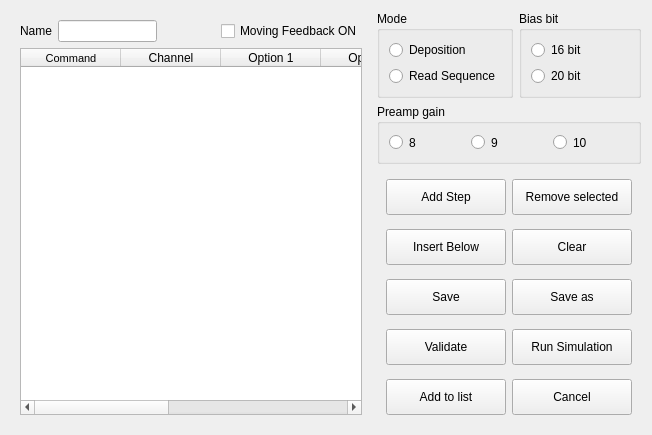
Before: the Qt Designer form pyqt5 STM software/ui/SequenceEditor.ui in freestylexyz/STM-pyqt5-software, drawn with Qt 5.
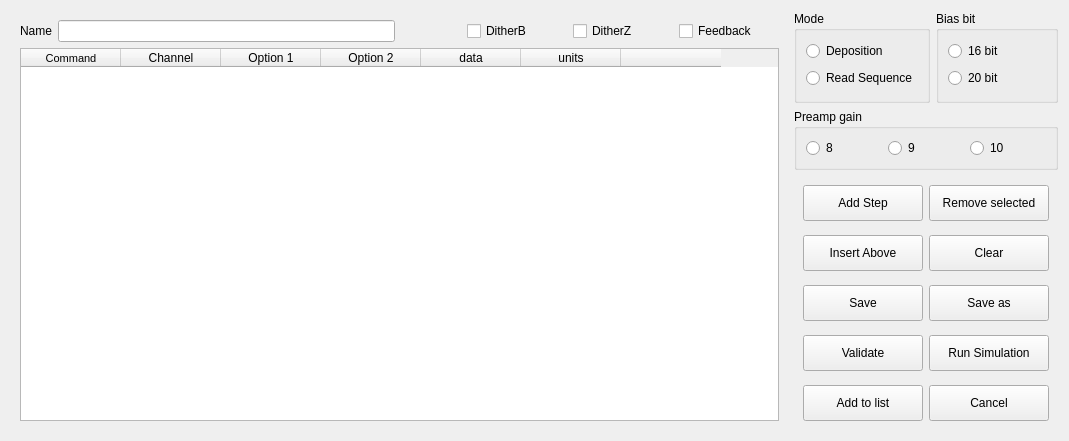
After: the same form once the commit is applied.

Diff of the .ui file:
```diff
--- a/pyqt5 STM software/ui/SequenceEditor.ui
+++ b/pyqt5 STM software/ui/SequenceEditor.ui
@@ -6,8 +6,8 @@
    <rect>
     <x>0</x>
     <y>0</y>
-    <width>648</width>
-    <height>430</height>
+    <width>1069</width>
+    <height>441</height>
    </rect>
   </property>
   <property name="windowTitle">
@@ -126,7 +126,7 @@
          </size>
         </property>
         <property name="text">
-         <string>Insert Below</string>
+         <string>Insert Above</string>
         </property>
        </widget>
       </item>
@@ -262,40 +262,7 @@
       </size>
      </property>
      <layout class="QGridLayout" name="gridLayout_5">
-      <item row="0" column="2">
-       <spacer name="horizontalSpacer">
-        <property name="orientation">
-         <enum>Qt::Horizontal</enum>
-        </property>
-        <property name="sizeType">
-         <enum>QSizePolicy::Maximum</enum>
-        </property>
-        <property name="sizeHint" stdset="0">
-         <size>
-          <width>60</width>
-          <height>20</height>
-         </size>
-        </property>
-       </spacer>
-      </item>
-      <item row="0" column="0">
-       <widget class="QLabel" name="label">
-        <property name="text">
-         <string>Name</string>
-        </property>
-       </widget>
-      </item>
-      <item row="0" column="1">
-       <widget class="QLineEdit" name="lineEdit_Name_SeqEditor"/>
-      </item>
-      <item row="0" column="3">
-       <widget class="QCheckBox" name="checkBox_FeedbackON__SeqEditor">
-        <property name="text">
-         <string>Moving Feedback ON</string>
-        </property>
-       </widget>
-      </item>
-      <item row="1" column="0" colspan="4">
+      <item row="1" column="0" colspan="6">
        <widget class="QTableWidget" name="table_Content_SeqEditor">
         <property name="columnCount">
          <number>7</number>
@@ -360,6 +327,71 @@
         </column>
        </widget>
       </item>
+      <item row="0" column="0">
+       <widget class="QLabel" name="label">
+        <property name="text">
+         <string>Name</string>
+        </property>
+       </widget>
+      </item>
+      <item row="0" column="2">
+       <spacer name="horizontalSpacer">
+        <property name="orientation">
+         <enum>Qt::Horizontal</enum>
+        </property>
+        <property name="sizeType">
+         <enum>QSizePolicy::Maximum</enum>
+        </property>
+        <property name="sizeHint" stdset="0">
+         <size>
+          <width>60</width>
+          <height>20</height>
+         </size>
+        </property>
+       </spacer>
+      </item>
+      <item row="0" column="3">
+       <widget class="QCheckBox" name="checkBox_DitherB__SeqEditor">
+        <property name="minimumSize">
+         <size>
+          <width>100</width>
+          <height>0</height>
+         </size>
+        </property>
+        <property name="text">
+         <string>DitherB</string>
+        </property>
+       </widget>
+      </item>
+      <item row="0" column="1">
+       <widget class="QLineEdit" name="lineEdit_Name_SeqEditor"/>
+      </item>
+      <item row="0" column="5">
+       <widget class="QCheckBox" name="checkBox_FeedbackON__SeqEditor">
+        <property name="minimumSize">
+         <size>
+          <width>100</width>
+          <height>0</height>
+         </size>
+        </property>
+        <property name="text">
+         <string>Feedback</string>
+        </property>
+       </widget>
+      </item>
+      <item row="0" column="4">
+       <widget class="QCheckBox" name="checkBox_DitherZ__SeqEditor">
+        <property name="minimumSize">
+         <size>
+          <width>100</width>
+          <height>0</height>
+         </size>
+        </property>
+        <property name="text">
+         <string>DitherZ</string>
+        </property>
+       </widget>
+      </item>
      </layout>
     </widget>
    </item>
```
Left out of the diff: 3 changed lines with no effect on the pictures.
